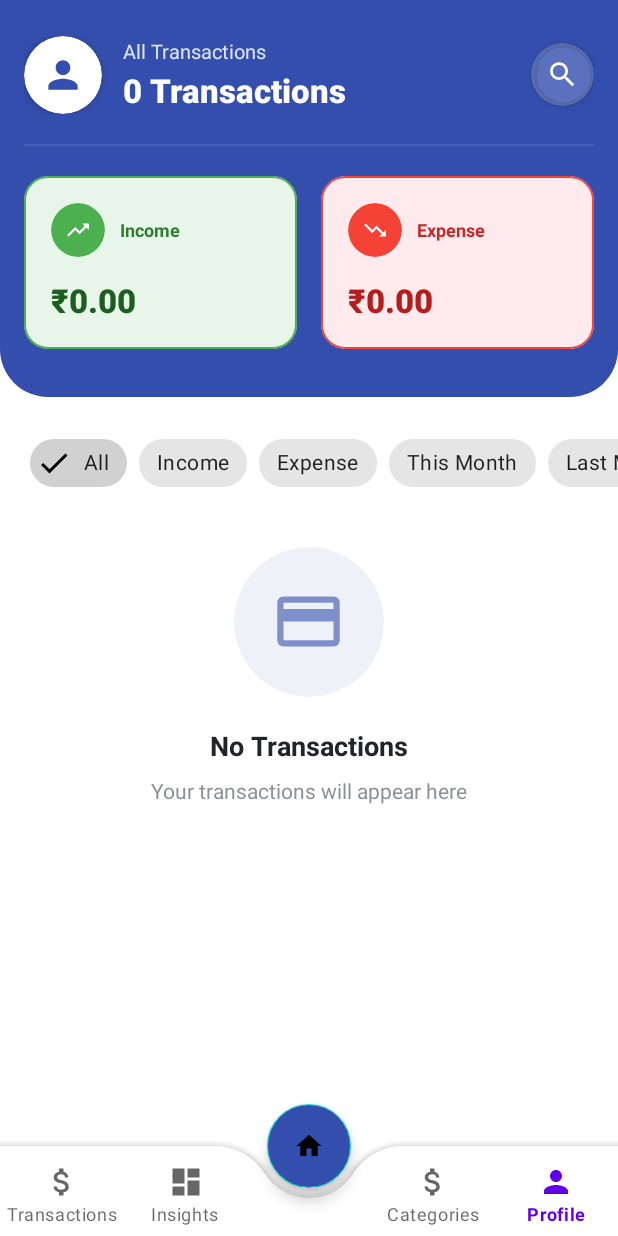
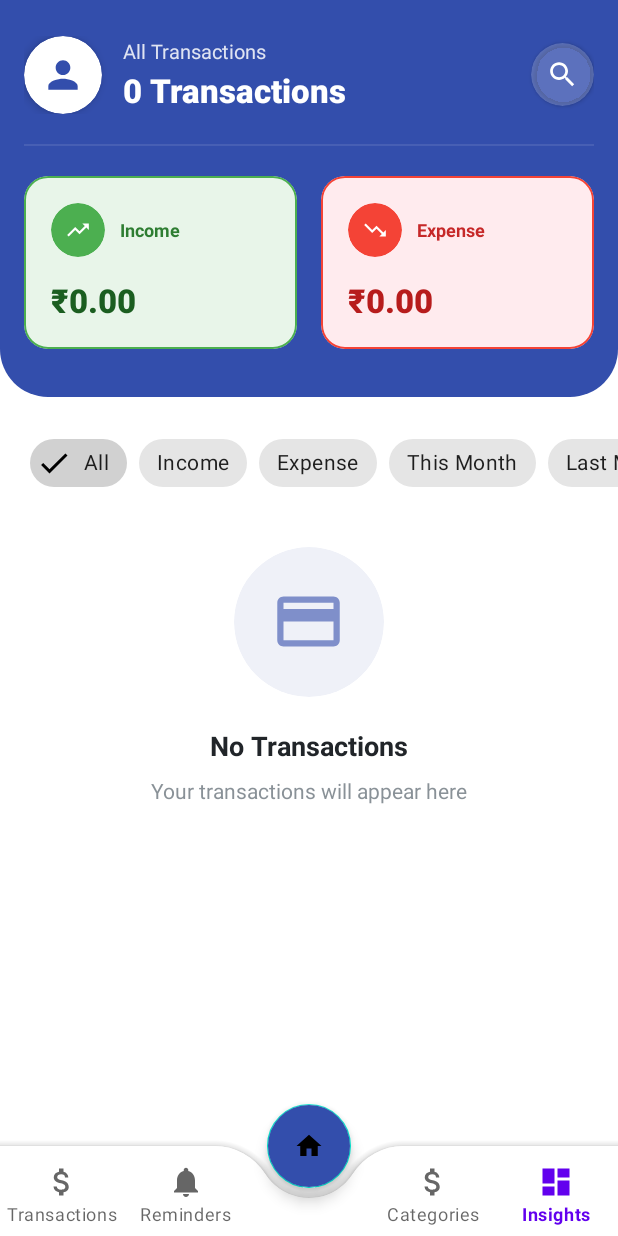
Before and after one commit to Koshpal/Koshpal-Mobile-Android, an Android app: the fragment TransactionsFragment placed in its activity, item 5 of the bottom bar chosen, on a phone screen of 412 x 824 dp. Run offline under Robolectric (Android 15) with nearby library versions, the light colour scheme and no system bars; our stand-ins replace Dagger/Hilt's generated code, Room's generated code; libraries missing offline, so code that uses them is left out: com.github.mikephil.charting; pictures from the network do not load.

Commit message:
Insights Fragments UI Enhanced

```diff
--- a/app/src/main/java/com/koshpal_android/koshpalapp/ui/home/HomeActivity.kt
+++ b/app/src/main/java/com/koshpal_android/koshpalapp/ui/home/HomeActivity.kt
@@ -51,9 +51,9 @@ class HomeActivity : AppCompatActivity() {
         }
         // Pre-add all primary fragments and show Home by default for faster nav
         supportFragmentManager.beginTransaction()
-            .add(R.id.fragmentContainer, profileFragment, "profile").hide(profileFragment)
+            .add(R.id.fragmentContainer, insightsFragment, "insights").hide(insightsFragment)
             .add(R.id.fragmentContainer, categoriesFragment, "categories").hide(categoriesFragment)
-            .add(R.id.fragmentContainer, fregmentReminders, "insights").hide(fregmentReminders)
+            .add(R.id.fragmentContainer, fregmentReminders, "reminders").hide(fregmentReminders)
             .add(R.id.fragmentContainer, transactionsFragment, "transactions").hide(transactionsFragment)
             .add(R.id.fragmentContainer, homeFragment, "home")
             .commit()
@@ -78,7 +78,7 @@ class HomeActivity : AppCompatActivity() {
                     showFragment(transactionsFragment)
                     true
                 }
-                R.id.insights -> {
+                R.id.reminders -> {
                     showFragment(fregmentReminders)
                     true
                 }
@@ -86,8 +86,8 @@ class HomeActivity : AppCompatActivity() {
                     showFragment(categoriesFragment)
                     true
                 }
-                R.id.profile -> {
-                    showFragment(profileFragment)
+                R.id.insights -> {
+                    showFragment(insightsFragment)
                     true
                 }
                 else -> false
--- a/app/src/main/java/com/koshpal_android/koshpalapp/ui/transactions/TransactionsFragment.kt
+++ b/app/src/main/java/com/koshpal_android/koshpalapp/ui/transactions/TransactionsFragment.kt
@@ -22,6 +22,8 @@ import com.koshpal_android.koshpalapp.repository.TransactionRepository
 import dagger.hilt.android.AndroidEntryPoint
 import kotlinx.coroutines.launch
 import kotlinx.coroutines.delay
+import kotlinx.coroutines.Dispatchers
+import kotlinx.coroutines.withContext
 import javax.inject.Inject
 
 @AndroidEntryPoint
@@ -232,16 +234,18 @@ class TransactionsFragment : Fragment() {
                 // Show loading
                 binding.progressBar.visibility = View.VISIBLE
 
-                // Get all transactions and search
+                // Get all transactions and search on IO dispatcher
+                val filteredTransactions = withContext(Dispatchers.IO) {
                     val database = com.koshpal_android.koshpalapp.data.local.KoshpalDatabase.getDatabase(requireContext())
                     val allTransactions = database.transactionDao().getAllTransactionsOnce()
 
-                val filteredTransactions = allTransactions.filter { transaction ->
+                    allTransactions.filter { transaction ->
                         transaction.merchant.contains(query, ignoreCase = true) ||
                         transaction.description.contains(query, ignoreCase = true) ||
                         transaction.amount.toString().contains(query) ||
                         transaction.notes?.contains(query, ignoreCase = true) == true ||
                         transaction.tags?.contains(query, ignoreCase = true) == true
+                    }
                 }
 
                 android.util.Log.d("TransactionsFragment", "🔍 Found ${filteredTransactions.size} transactions matching '$query'")
@@ -274,10 +278,12 @@ class TransactionsFragment : Fragment() {
                 // Show loading
                 binding.progressBar.visibility = View.VISIBLE
 
-                // Get all transactions and filter starred ones
+                // Get all transactions and filter starred ones on IO dispatcher
+                val starredTransactions = withContext(Dispatchers.IO) {
                     val database = com.koshpal_android.koshpalapp.data.local.KoshpalDatabase.getDatabase(requireContext())
                     val allTransactions = database.transactionDao().getAllTransactionsOnce()
-                val starredTransactions = allTransactions.filter { it.isStarred }
+                    allTransactions.filter { it.isStarred }
+                }
 
                 android.util.Log.d("TransactionsFragment", "⭐ Found ${starredTransactions.size} starred transactions")
 
@@ -306,8 +312,10 @@ class TransactionsFragment : Fragment() {
                 // Show loading
                 binding.progressBar.visibility = View.VISIBLE
 
-                // Get cash flow transactions from separate table
-                val cashFlowTransactions = transactionRepository.getCashFlowTransactions()
+                // Get cash flow transactions from separate table on IO dispatcher
+                val cashFlowTransactions = withContext(Dispatchers.IO) {
+                    transactionRepository.getCashFlowTransactions()
+                }
 
                 android.util.Log.d("TransactionsFragment", "💰 Found ${cashFlowTransactions.size} cash flow transactions")
 
@@ -336,9 +344,11 @@ class TransactionsFragment : Fragment() {
                 // Show loading
                 binding.progressBar.visibility = View.VISIBLE
 
-                // Get all transactions
+                // Get all transactions on IO dispatcher
+                val allTransactions = withContext(Dispatchers.IO) {
                     val database = com.koshpal_android.koshpalapp.data.local.KoshpalDatabase.getDatabase(requireContext())
-                val allTransactions = database.transactionDao().getAllTransactionsOnce()
+                    database.transactionDao().getAllTransactionsOnce()
+                }
 
                 android.util.Log.d("TransactionsFragment", "📋 Found ${allTransactions.size} total transactions")
 
@@ -368,10 +378,12 @@ class TransactionsFragment : Fragment() {
                 // Show loading
                 binding.progressBar.visibility = View.VISIBLE
 
-                // Get all transactions and filter income ones
+                // Get all transactions and filter income ones on IO dispatcher
+                val incomeTransactions = withContext(Dispatchers.IO) {
                     val database = com.koshpal_android.koshpalapp.data.local.KoshpalDatabase.getDatabase(requireContext())
                     val allTransactions = database.transactionDao().getAllTransactionsOnce()
-                val incomeTransactions = allTransactions.filter { it.type == com.koshpal_android.koshpalapp.model.TransactionType.CREDIT }
+                    allTransactions.filter { it.type == com.koshpal_android.koshpalapp.model.TransactionType.CREDIT }
+                }
 
                 android.util.Log.d("TransactionsFragment", "💚 Found ${incomeTransactions.size} income transactions")
 
@@ -400,10 +412,12 @@ class TransactionsFragment : Fragment() {
                 // Show loading
                 binding.progressBar.visibility = View.VISIBLE
 
-                // Get all transactions and filter expense ones
+                // Get all transactions and filter expense ones on IO dispatcher
+                val expenseTransactions = withContext(Dispatchers.IO) {
                     val database = com.koshpal_android.koshpalapp.data.local.KoshpalDatabase.getDatabase(requireContext())
                     val allTransactions = database.transactionDao().getAllTransactionsOnce()
-                val expenseTransactions = allTransactions.filter { it.type == com.koshpal_android.koshpalapp.model.TransactionType.DEBIT }
+                    allTransactions.filter { it.type == com.koshpal_android.koshpalapp.model.TransactionType.DEBIT }
+                }
 
                 android.util.Log.d("TransactionsFragment", "🔴 Found ${expenseTransactions.size} expense transactions")
 
@@ -432,6 +446,8 @@ class TransactionsFragment : Fragment() {
                 // Show loading
                 binding.progressBar.visibility = View.VISIBLE
 
+                // Get this month's transactions on IO dispatcher
+                val thisMonthTransactions = withContext(Dispatchers.IO) {
                     // Calculate this month's date range
                     val calendar = java.util.Calendar.getInstance()
                     calendar.set(java.util.Calendar.DAY_OF_MONTH, 1)
@@ -448,7 +464,8 @@ class TransactionsFragment : Fragment() {
                     // Get all transactions and filter this month ones
                     val database = com.koshpal_android.koshpalapp.data.local.KoshpalDatabase.getDatabase(requireContext())
                     val allTransactions = database.transactionDao().getAllTransactionsOnce()
-                val thisMonthTransactions = allTransactions.filter { it.date in startOfMonth..endOfMonth }
+                    allTransactions.filter { it.date in startOfMonth..endOfMonth }
+                }
 
                 android.util.Log.d("TransactionsFragment", "📅 Found ${thisMonthTransactions.size} transactions for this month")
 
@@ -477,6 +494,8 @@ class TransactionsFragment : Fragment() {
                 // Show loading
                 binding.progressBar.visibility = View.VISIBLE
 
+                // Get last month's transactions on IO dispatcher
+                val lastMonthTransactions = withContext(Dispatchers.IO) {
                     // Calculate last month's date range
                     val calendar = java.util.Calendar.getInstance()
                     calendar.add(java.util.Calendar.MONTH, -1) // Go to last month
@@ -494,7 +513,8 @@ class TransactionsFragment : Fragment() {
                     // Get all transactions and filter last month ones
                     val database = com.koshpal_android.koshpalapp.data.local.KoshpalDatabase.getDatabase(requireContext())
                     val allTransactions = database.transactionDao().getAllTransactionsOnce()
-                val lastMonthTransactions = allTransactions.filter { it.date in startOfLastMonth..endOfLastMonth }
+                    allTransactions.filter { it.date in startOfLastMonth..endOfLastMonth }
+                }
 
                 android.util.Log.d("TransactionsFragment", "📆 Found ${lastMonthTransactions.size} transactions for last month")
 
@@ -523,28 +543,30 @@ class TransactionsFragment : Fragment() {
                 // Show loading
                 binding.progressBar.visibility = View.VISIBLE
 
+                // Perform database operations on IO dispatcher
+                val result = withContext(Dispatchers.IO) {
                     // Get data directly from database
                     val database = com.koshpal_android.koshpalapp.data.local.KoshpalDatabase.getDatabase(requireContext())
                     val transactions = database.transactionDao().getAllTransactionsOnce()
 
                     android.util.Log.d("TransactionsFragment", "📊 Found ${transactions.size} transactions")
 
-                // Get current month boundaries
+                    // Calculate current month start time once
                     val calendar = java.util.Calendar.getInstance()
-                val currentMonth = calendar.get(java.util.Calendar.MONTH)
-                val currentYear = calendar.get(java.util.Calendar.YEAR)
+                    calendar.set(java.util.Calendar.DAY_OF_MONTH, 1)
+                    calendar.set(java.util.Calendar.HOUR_OF_DAY, 0)
+                    calendar.set(java.util.Calendar.MINUTE, 0)
+                    calendar.set(java.util.Calendar.SECOND, 0)
+                    calendar.set(java.util.Calendar.MILLISECOND, 0)
+                    val startOfMonth = calendar.timeInMillis
 
-                // Calculate THIS MONTH summary only
+                    // Calculate THIS MONTH summary - optimized
                     var currentMonthIncome = 0.0
                     var currentMonthExpense = 0.0
 
                     transactions.forEach { transaction ->
-                    // Check if transaction is from current month
-                    calendar.timeInMillis = transaction.timestamp
-                    val transactionMonth = calendar.get(java.util.Calendar.MONTH)
-                    val transactionYear = calendar.get(java.util.Calendar.YEAR)
-
-                    if (transactionMonth == currentMonth && transactionYear == currentYear) {
+                        // Check if transaction is from current month using simple comparison
+                        if (transaction.date >= startOfMonth) {
                             when (transaction.type) {
                                 com.koshpal_android.koshpalapp.model.TransactionType.CREDIT -> {
                                     currentMonthIncome += transaction.amount
@@ -557,9 +579,14 @@ class TransactionsFragment : Fragment() {
                         }
                     }
 
+                    Triple(transactions, currentMonthIncome, currentMonthExpense)
+                }
+
+                val (transactions, currentMonthIncome, currentMonthExpense) = result
+
                 android.util.Log.d("TransactionsFragment", "📊 Current Month - Income: ₹$currentMonthIncome, Expense: ₹$currentMonthExpense")
 
-                // Update UI
+                // Update UI on Main thread
                 transactionsAdapter.submitList(transactions)
                 updateEmptyState(transactions.isEmpty())
 
--- a/app/src/main/res/layout/fragment_transactions.xml
+++ b/app/src/main/res/layout/fragment_transactions.xml
@@ -1,17 +1,12 @@
 <?xml version="1.0" encoding="utf-8"?>
-<androidx.core.widget.NestedScrollView xmlns:android="http://schemas.android.com/apk/res/android"
+<LinearLayout xmlns:android="http://schemas.android.com/apk/res/android"
     xmlns:app="http://schemas.android.com/apk/res-auto"
     xmlns:tools="http://schemas.android.com/tools"
     android:layout_width="match_parent"
     android:layout_height="match_parent"
     android:background="@color/white"
-    android:fillViewport="true"
+    android:orientation="vertical"
     tools:context=".ui.transactions.TransactionsFragment">
-
-    <LinearLayout
-        android:layout_width="match_parent"
-        android:layout_height="wrap_content"
-        android:orientation="vertical">
 
     <!-- Blue Header Section -->
     <LinearLayout
@@ -383,7 +378,8 @@
     <androidx.recyclerview.widget.RecyclerView
         android:id="@+id/rvTransactions"
         android:layout_width="match_parent"
-        android:layout_height="match_parent"
+        android:layout_height="0dp"
+        android:layout_weight="1"
         android:layout_marginTop="16dp"
         android:clipToPadding="false"
         android:paddingBottom="80dp"
@@ -445,5 +441,3 @@
         android:padding="32dp" />
 
 </LinearLayout>
-
-</androidx.core.widget.NestedScrollView>
--- a/app/src/main/res/menu/bottom_navigation_menu.xml
+++ b/app/src/main/res/menu/bottom_navigation_menu.xml
@@ -6,9 +6,9 @@
         android:icon="@drawable/ic_salary_money" />
 
     <item
-        android:id="@+id/insights"
-        android:title="Insights"
-        android:icon="@drawable/ic_chart" />
+        android:id="@+id/reminders"
+        android:title="Reminders"
+        android:icon="@drawable/ic_notifications" />
 
     <item
         android:id="@+id/placeholder"
@@ -21,7 +21,7 @@
         android:icon="@drawable/ic_budget_empty" />
 
     <item
-        android:id="@+id/profile"
-        android:title="Profile"
-        android:icon="@drawable/ic_person" />
+        android:id="@+id/insights"
+        android:title="Insights"
+        android:icon="@drawable/ic_chart" />
 </menu>
```
Lines whose indentation alone changed are shown as unchanged.
